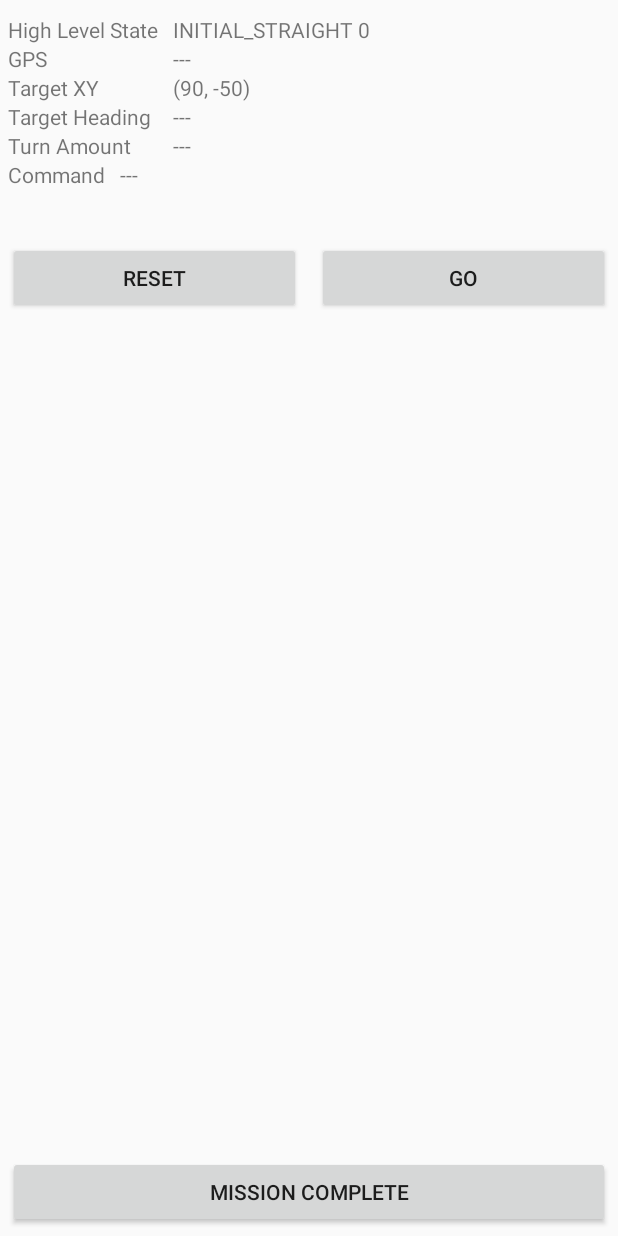
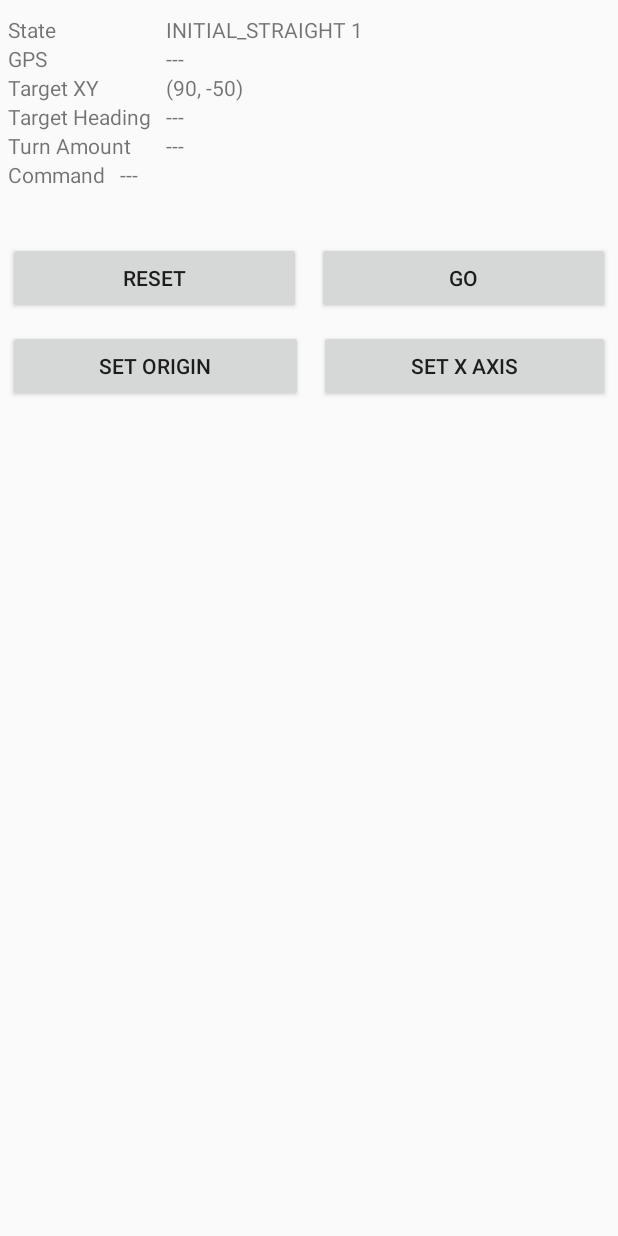
Before and after one commit to McTarkus/Lab-7-Cone-Seeking, an Android app: the screen it shows after launch (MainActivity), after a tap on "GO", on a phone screen of 412 x 824 dp. Run offline under Robolectric (Android 15) with nearby library versions, the light colour scheme and no system bars.

Commit message:
Updated enough to run outside and pretend I'm a robot

```diff
--- a/app/src/main/AndroidManifest.xml
+++ b/app/src/main/AndroidManifest.xml
@@ -1,6 +1,8 @@
 <?xml version="1.0" encoding="utf-8"?>
 <manifest xmlns:android="http://schemas.android.com/apk/res/android"
     package="edu.rosehulman.alumbajt.exam7coneseeking">
+
+    <uses-permission android:name="android.permission.ACCESS_FINE_LOCATION" />
 
     <application
         android:allowBackup="true"
--- a/app/src/main/res/layout/activity_main.xml
+++ b/app/src/main/res/layout/activity_main.xml
@@ -11,7 +11,6 @@
         android:id="@+id/labelsText"
         android:layout_width="wrap_content"
         android:layout_height="wrap_content"
-        android:layout_below="@+id/labelsTop"
         android:layout_marginLeft="5dp"
         android:layout_marginTop="10dp"
         android:orientation="vertical">
@@ -20,7 +19,7 @@
         <TextView
             android:layout_width="wrap_content"
             android:layout_height="wrap_content"
-            android:text="High Level State" />
+            android:text="State" />
 
 
         <TextView
@@ -51,7 +50,6 @@
         android:id="@+id/textViews"
         android:layout_width="wrap_content"
         android:layout_height="wrap_content"
-        android:layout_below="@+id/labelsTop"
         android:layout_marginLeft="10dp"
         android:layout_marginTop="10dp"
         android:layout_toRightOf="@+id/labelsText"
@@ -136,11 +134,28 @@
             android:onClick="handleGo"/>
     </LinearLayout>
 
-    <Button
+    <LinearLayout
         android:layout_width="match_parent"
         android:layout_height="wrap_content"
-        android:text="MISSION COMPLETE"
-        android:layout_alignParentBottom="true"
-        android:layout_margin="5dp"
-        android:onClick="handleMissionComplete"/>
+
+        android:layout_below="@id/topButtons">
+        <Button
+            android:layout_width="wrap_content"
+            android:layout_height="wrap_content"
+            android:text="Set Origin"
+            android:layout_weight="1"
+            android:onClick="handleSetOrigin"
+            android:layout_margin="5dp"/>
+
+        <Button
+            android:layout_width="wrap_content"
+            android:layout_height="wrap_content"
+            android:text="SET X AXIS"
+            android:layout_weight="1"
+            android:onClick="handleSetXAxis"
+            android:layout_margin="5dp"/>
+    </LinearLayout>
+
+
+
 </RelativeLayout>
```
Also changed, not shown: app/src/main/java/edu/rosehulman/alumbajt/exam7coneseeking/MainActivity.java (+46 -17 lines).
